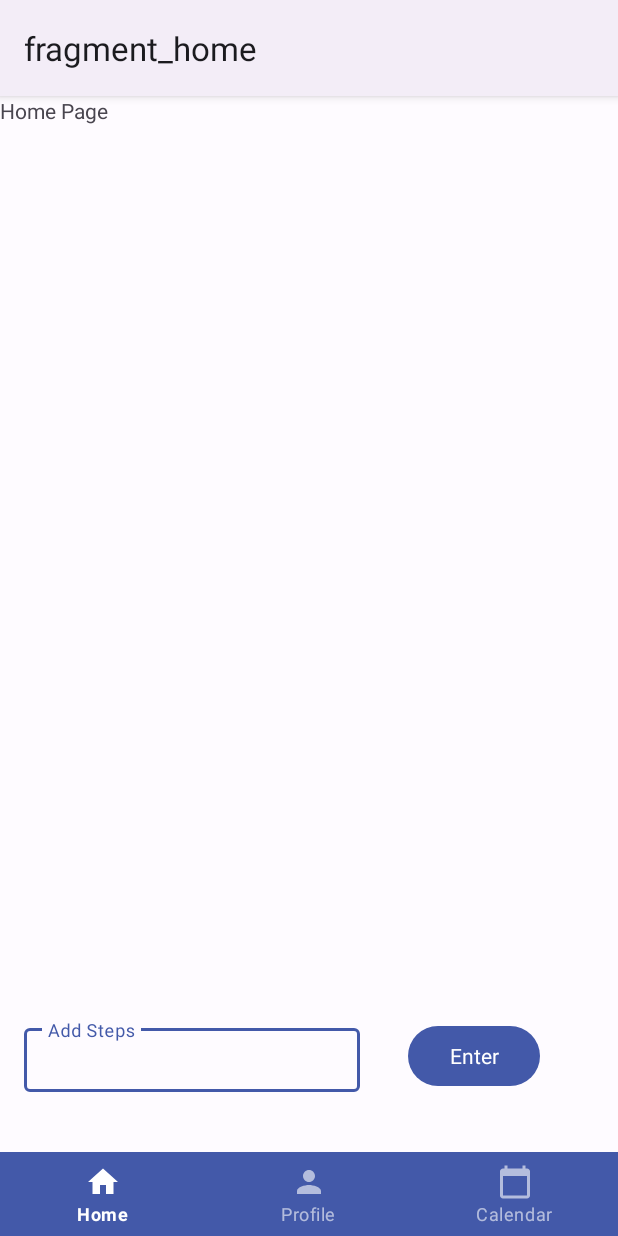
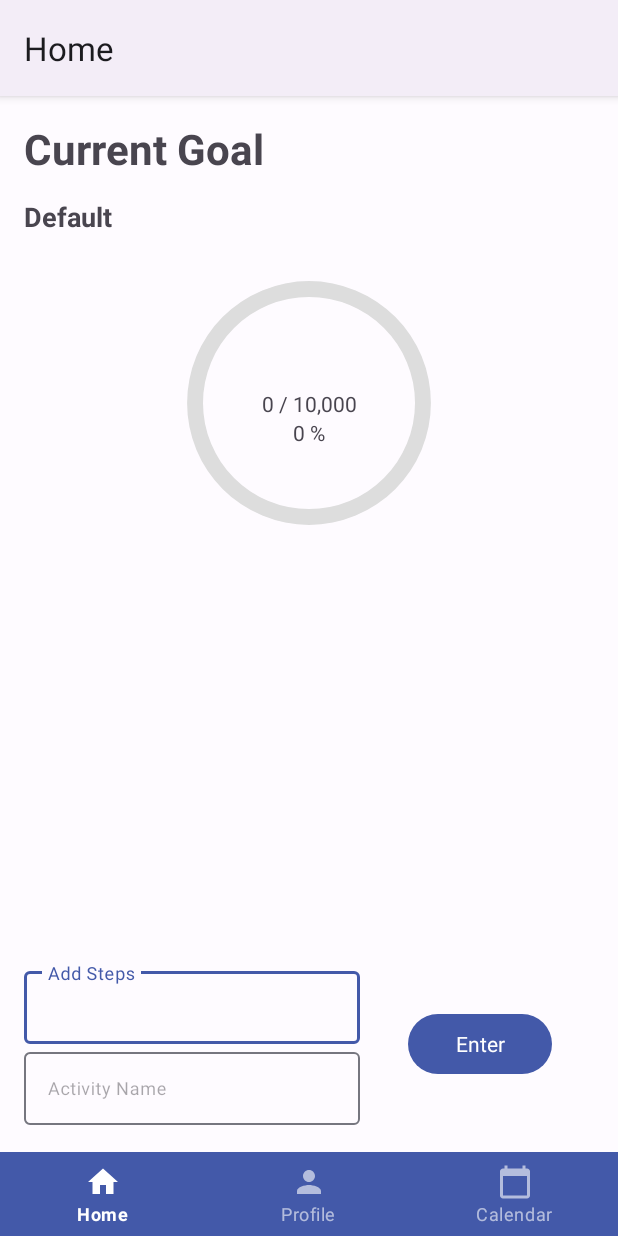
Before and after one commit to Blair-Mckenzie/AGSR, an Android app: the screen it shows after launch (MainActivity), on a phone screen of 412 x 824 dp. Run offline under Robolectric (Android 15) with nearby library versions, the phone set to English and light mode, and no system bars; our stand-ins replace navigation-ui.

Commit message:
Mostly finished Home screen, still need delete functionality

```diff
--- a/app/src/main/AndroidManifest.xml
+++ b/app/src/main/AndroidManifest.xml
@@ -11,7 +11,9 @@
         android:theme="@style/AGSRTheme">
         <activity
             android:name=".MainActivity"
-            android:exported="true">
+            android:exported="true"
+            android:windowSoftInputMode="adjustPan">
+
             <intent-filter>
                 <action android:name="android.intent.action.MAIN" />
 
--- a/app/src/main/java/com/example/agsr/MainActivity.java
+++ b/app/src/main/java/com/example/agsr/MainActivity.java
@@ -1,5 +1,8 @@
 package com.example.agsr;
 
+import android.app.ActionBar;
+import android.graphics.Color;
+import android.graphics.drawable.ColorDrawable;
 import android.os.Bundle;
 
 import androidx.appcompat.app.AppCompatActivity;
@@ -25,5 +28,6 @@ public class MainActivity extends AppCompatActivity {
                 new AppBarConfiguration.Builder(R.id.fragment_home, R.id.fragment_targets, R.id.fragment_calendar).build();
         NavigationUI.setupActionBarWithNavController(this,navController,appBarConfiguration);
         NavigationUI.setupWithNavController(bottomNav, navController);
+
     }
 }
--- /dev/null
+++ b/app/src/main/java/com/example/agsr/WalkingActivity.java
@@ -0,0 +1,73 @@
+package com.example.agsr;
+
+import android.content.Context;
+import android.view.LayoutInflater;
+import android.view.View;
+import android.view.ViewGroup;
+import android.widget.Button;
+import android.widget.TextView;
+
+import androidx.recyclerview.widget.RecyclerView;
+
+import java.util.ArrayList;
+import java.util.List;
+
+public class WalkingActivity extends RecyclerView.Adapter<WalkingActivity.ViewHolder> {
+
+    private ArrayList<Walks> mData;
+    private LayoutInflater mInflater;
+
+    // data is passed into the constructor
+    WalkingActivity(Context context, ArrayList<Walks> data) {
+        this.mInflater = LayoutInflater.from(context);
+        this.mData = data;
+    }
+
+    // inflates the row layout from xml when needed
+    @Override
+    public ViewHolder onCreateViewHolder(ViewGroup parent, int viewType) {
+        View view = mInflater.inflate(R.layout.walking_activity, parent, false);
+        return new ViewHolder(view);
+    }
+
+    // binds the data to the TextView in each row
+    @Override
+    public void onBindViewHolder(ViewHolder holder, int position) {
+        Walks walk = mData.get(position);
+        holder.title.setText(walk.getTitle());
+        holder.numSteps.setText(String.valueOf(walk.getNumSteps()));
+    }
+
+    // total number of rows
+    @Override
+    public int getItemCount() {
+        return mData.size();
+    }
+
+    // stores and recycles views as they are scrolled off screen
+    public class ViewHolder extends RecyclerView.ViewHolder {
+        TextView title;
+        TextView numSteps;
+        Button deleteButton;
+
+        ViewHolder(View itemView) {
+            super(itemView);
+            title = itemView.findViewById(R.id.activity_name);
+            numSteps = itemView.findViewById(R.id.num_steps);
+            deleteButton = itemView.findViewById(R.id.delete_button);
+
+            deleteButton.setOnClickListener(new View.OnClickListener() {
+                @Override
+                public void onClick(View view) {
+
+                }
+            });
+        }
+    }
+
+
+    // parent activity will implement this method to respond to click events
+    public interface ItemClickListener {
+        void onItemClick(View view, int position);
+    }
+}
--- a/app/src/main/java/com/example/agsr/fragment_home.java
+++ b/app/src/main/java/com/example/agsr/fragment_home.java
@@ -3,10 +3,23 @@ package com.example.agsr;
 import android.os.Bundle;
 
 import androidx.fragment.app.Fragment;
+import androidx.recyclerview.widget.DividerItemDecoration;
+import androidx.recyclerview.widget.LinearLayoutManager;
+import androidx.recyclerview.widget.RecyclerView;
 
 import android.view.LayoutInflater;
 import android.view.View;
 import android.view.ViewGroup;
+import android.widget.EditText;
+import android.widget.ProgressBar;
+import android.widget.TextView;
+import android.widget.Toast;
+
+import com.google.android.material.button.MaterialButton;
+import com.google.android.material.textfield.TextInputLayout;
+
+import java.text.MessageFormat;
+import java.util.ArrayList;
 
 /**
  * A simple {@link Fragment} subclass.
@@ -17,11 +30,14 @@ public class fragment_home extends Fragment {
 
     // TODO: Rename parameter arguments, choose names that match
     // the fragment initialization parameters, e.g. ARG_ITEM_NUMBER
-    private static final String ARG_PARAM1 = "param1";
+
     private static final String ARG_PARAM2 = "param2";
 
     // TODO: Rename and change types of parameters
-    private String mParam1;
+    WalkingActivity adapter;
+    private int prog = 0;
+    private int goal = 10000;
+//    private MessageFormat stepsTemplate;
     private String mParam2;
 
     public fragment_home() {
@@ -32,33 +48,74 @@ public class fragment_home extends Fragment {
      * Use this factory method to create a new instance of
      * this fragment using the provided parameters.
      *
-     * @param param1 Parameter 1.
-     * @param param2 Parameter 2.
+
      * @return A new instance of fragment fragment_home.
      */
     // TODO: Rename and change types and number of parameters
-    public static fragment_home newInstance(String param1, String param2) {
+    public static fragment_home newInstance(int prog, int goal) {
         fragment_home fragment = new fragment_home();
         Bundle args = new Bundle();
-        args.putString(ARG_PARAM1, param1);
-        args.putString(ARG_PARAM2, param2);
-        fragment.setArguments(args);
         return fragment;
     }
 
     @Override
     public void onCreate(Bundle savedInstanceState) {
         super.onCreate(savedInstanceState);
-        if (getArguments() != null) {
-            mParam1 = getArguments().getString(ARG_PARAM1);
-            mParam2 = getArguments().getString(ARG_PARAM2);
-        }
     }
 
     @Override
     public View onCreateView(LayoutInflater inflater, ViewGroup container,
                              Bundle savedInstanceState) {
         // Inflate the layout for this fragment
-        return inflater.inflate(R.layout.fragment_home, container, false);
+        View view = inflater.inflate(R.layout.fragment_home, container, false);
+
+        ArrayList<Walks> walks = new ArrayList<>();
+        RecyclerView recyclerView = view.findViewById(R.id.walking_list);
+        LinearLayoutManager layoutManager = new LinearLayoutManager(this.getContext());
+        recyclerView.setLayoutManager(layoutManager);
+        DividerItemDecoration dividerItemDecoration = new DividerItemDecoration(recyclerView.getContext(),
+                layoutManager.getOrientation());
+        recyclerView.addItemDecoration(dividerItemDecoration);
+        adapter = new WalkingActivity(this.getContext(), walks);
+        recyclerView.setAdapter(adapter);
+
+        EditText addStepsTextview = view.findViewById(R.id.steps_input);
+        EditText addActivityName = view.findViewById(R.id.activity_name_input);
+        TextView displayCurrentSteps = view.findViewById(R.id.text_view_steps_progress);
+        TextView displayPercentage = view.findViewById(R.id.text_view_progress_percentage);
+        MaterialButton addStepsButton = view.findViewById(R.id.add_steps_button);
+        ProgressBar progressBar = view.findViewById(R.id.progress_bar);
+
+        displayCurrentSteps.setText(MessageFormat.format("{0} / {1}",String.valueOf(prog), goal ));
+        double progress = ((double) prog / (double)goal) * 100;
+        displayPercentage.setText(MessageFormat.format("{0} %",String.valueOf(Math.round(progress))));
+
+        addStepsButton.setOnClickListener(new View.OnClickListener() {
+            @Override
+            public void onClick(View view) {
+                if(isEmptyInput(addStepsTextview) && isEmptyInput(addActivityName)){
+                    addStepsTextview.setError("Required");
+                    addActivityName.setError("Required");
+                } else if(isEmptyInput(addStepsTextview)){
+                    addStepsTextview.setError("Required");
+                }else if(isEmptyInput(addActivityName)){
+                    addActivityName.setError("Required");
+                } else {
+                    prog += Integer.parseInt((addStepsTextview.getText().toString()));
+                    displayCurrentSteps.setText(MessageFormat.format("{0} / {1}",String.valueOf(prog), goal ));
+                    double progress = ((double) prog / (double)goal) * 100;
+                    progressBar.setProgress((int)progress);
+                    displayPercentage.setText(MessageFormat.format("{0} %",String.valueOf(Math.round(progress))));
+                    walks.add(0,new Walks(addActivityName.getText().toString(),Integer.parseInt(addStepsTextview.getText().toString())));
+                    adapter.notifyItemInserted(0);
+                }
+            }
+        });
+        return view;
     }
+
+    private boolean isEmptyInput (EditText editText){
+        return editText.getText().toString().length() == 0;
+    }
+
 }
--- /dev/null
+++ b/app/src/main/res/drawable/progress_bar.xml
@@ -0,0 +1,23 @@
+<?xml version="1.0" encoding="utf-8"?>
+<layer-list xmlns:android="http://schemas.android.com/apk/res/android">
+    <item>
+        <shape
+            android:shape="ring"
+            android:thicknessRatio="20"
+            android:useLevel="false">
+            <solid android:color="#DDD" />
+        </shape>
+    </item>
+    <item>
+        <rotate
+            android:fromDegrees="270"
+            android:toDegrees="270">
+            <shape
+                android:shape="ring"
+                android:thicknessRatio="16"
+                android:useLevel="true">
+                <solid android:color="@color/md_theme_light_onPrimaryContainer" />
+            </shape>
+        </rotate>
+    </item>
+</layer-list>
--- a/app/src/main/res/layout/fragment_home.xml
+++ b/app/src/main/res/layout/fragment_home.xml
@@ -1,42 +1,138 @@
 <?xml version="1.0" encoding="utf-8"?>
-<RelativeLayout xmlns:android="http://schemas.android.com/apk/res/android"
+<androidx.constraintlayout.widget.ConstraintLayout xmlns:android="http://schemas.android.com/apk/res/android"
+    xmlns:app="http://schemas.android.com/apk/res-auto"
     xmlns:tools="http://schemas.android.com/tools"
     android:layout_width="match_parent"
     android:layout_height="match_parent"
     tools:context=".fragment_home">
 
     <LinearLayout
+        android:id="@+id/linearLayout"
         android:layout_width="match_parent"
-        android:layout_height="48dp"
-        android:layout_alignParentBottom="true"
+        android:layout_height="108dp"
         android:layout_marginHorizontal="16dp"
-        android:layout_marginBottom="96dp">
-        <com.google.android.material.textfield.TextInputLayout
-            style="@style/AGSRTheme"
+        android:layout_marginBottom="74dp"
+        android:orientation="horizontal"
+        app:layout_constraintBottom_toBottomOf="parent"
+        tools:layout_editor_absoluteX="38dp">
+
+        <LinearLayout
             android:layout_width="224dp"
             android:layout_height="wrap_content"
-            android:hint="@string/steps_input">
+            android:orientation="vertical">
 
-            <com.google.android.material.textfield.TextInputEditText
+            <com.google.android.material.textfield.TextInputLayout
+                style="@style/AGSRTheme"
                 android:layout_width="match_parent"
-                android:layout_height="wrap_content"
-                android:inputType="number"
-                android:maxLines="1" />
-        </com.google.android.material.textfield.TextInputLayout>
+                android:layout_height="54dp"
+                android:hint="@string/steps_input">
+
+                <com.google.android.material.textfield.TextInputEditText
+                    android:id="@+id/steps_input"
+                    android:layout_width="match_parent"
+                    android:layout_height="wrap_content"
+                    android:inputType="number"
+                    android:maxLines="1"
+                    android:textSize="12sp" />
+            </com.google.android.material.textfield.TextInputLayout>
+
+            <com.google.android.material.textfield.TextInputLayout
+                style="@style/AGSRTheme"
+                android:layout_width="match_parent"
+                android:layout_height="54dp"
+                android:hint="@string/title_input">
+
+                <com.google.android.material.textfield.TextInputEditText
+                    android:id="@+id/activity_name_input"
+                    android:layout_width="match_parent"
+                    android:layout_height="wrap_content"
+                    android:inputType="text"
+                    android:maxLines="1"
+                    android:textSize="12sp" />
+            </com.google.android.material.textfield.TextInputLayout>
+        </LinearLayout>
 
         <com.google.android.material.button.MaterialButton
-            android:id="@+id/next_button"
+            android:id="@+id/add_steps_button"
             style="@style/AGSRTheme"
-            android:layout_width="wrap_content"
-            android:layout_height="match_parent"
+            android:layout_width="96dp"
+            android:layout_height="48dp"
+            android:layout_gravity="center"
             android:layout_marginHorizontal="32dp"
             android:text="@string/enter_button_text" />
-
     </LinearLayout>
 
     <TextView
-        android:layout_width="match_parent"
-        android:layout_height="match_parent"
-        android:text="@string/home_fragment_title" />
+        android:id="@+id/home_textview"
+        android:layout_width="wrap_content"
+        android:layout_height="wrap_content"
+        android:layout_marginStart="16dp"
+        android:layout_marginTop="16dp"
+        android:text="@string/home_fragment_title"
+        android:textSize="28sp"
+        android:textStyle="bold"
+        app:layout_constraintStart_toStartOf="parent"
+        app:layout_constraintTop_toTopOf="parent">
 
-</RelativeLayout>
+    </TextView>
+
+    <TextView
+        android:id="@+id/current_goal_textview"
+        android:layout_width="wrap_content"
+        android:layout_height="wrap_content"
+        android:layout_marginStart="16dp"
+        android:layout_marginTop="14dp"
+        android:text="@string/target_text"
+        android:textSize="18sp"
+        android:textStyle="bold"
+        app:layout_constraintStart_toStartOf="parent"
+        app:layout_constraintTop_toBottomOf="@+id/home_textview" />
+
+    <ProgressBar
+        android:id="@+id/progress_bar"
+        android:layout_width="212dp"
+        android:layout_height="216dp"
+        android:layout_marginTop="4dp"
+        android:indeterminateOnly="false"
+        android:progressDrawable="@drawable/progress_bar"
+        app:layout_constraintEnd_toEndOf="parent"
+        app:layout_constraintStart_toStartOf="parent"
+        app:layout_constraintTop_toBottomOf="@+id/current_goal_textview"
+        tools:progress="60">
+
+    </ProgressBar>
+
+    <TextView
+        android:id="@+id/text_view_steps_progress"
+        android:layout_width="wrap_content"
+        android:layout_height="wrap_content"
+        app:layout_constraintBottom_toBottomOf="@+id/progress_bar"
+        app:layout_constraintEnd_toEndOf="@+id/progress_bar"
+        app:layout_constraintStart_toStartOf="@+id/progress_bar"
+        app:layout_constraintTop_toTopOf="@+id/progress_bar"
+        tools:text="6000/10000" />
+
+    <TextView
+        android:id="@+id/text_view_progress_percentage"
+        android:layout_width="wrap_content"
+        android:layout_height="wrap_content"
+        app:layout_constraintBottom_toBottomOf="@+id/progress_bar"
+        app:layout_constraintEnd_toEndOf="@+id/progress_bar"
+        app:layout_constraintStart_toStartOf="@+id/progress_bar"
+        app:layout_constraintTop_toBottomOf="@+id/text_view_steps_progress"
+        app:layout_constraintVertical_bias="0.0"
+        tools:text="60%" />
+
+    <androidx.recyclerview.widget.RecyclerView
+        android:id="@+id/walking_list"
+        android:layout_width="377dp"
+        android:layout_height="176dp"
+        android:layout_marginHorizontal="16dp"
+        android:layout_marginBottom="44dp"
+        app:layout_constraintBottom_toTopOf="@+id/linearLayout"
+        app:layout_constraintEnd_toEndOf="@+id/linearLayout"
+        app:layout_constraintStart_toStartOf="@+id/linearLayout"
+        app:layout_constraintTop_toBottomOf="@+id/progress_bar"
+        app:layout_constraintVertical_bias="1.0" />
+
+</androidx.constraintlayout.widget.ConstraintLayout>
--- a/app/src/main/res/navigation/bottom_nav.xml
+++ b/app/src/main/res/navigation/bottom_nav.xml
@@ -8,16 +8,16 @@
     <fragment
         android:id="@+id/fragment_home"
         android:name="com.example.agsr.fragment_home"
-        android:label="fragment_home"
+        android:label="Home"
         tools:layout="@layout/fragment_home" />
     <fragment
         android:id="@+id/fragment_targets"
         android:name="com.example.agsr.fragment_targets"
-        android:label="fragment_targets"
+        android:label="Targets"
         tools:layout="@layout/fragment_targets" />
     <fragment
         android:id="@+id/fragment_calendar"
         android:name="com.example.agsr.fragment_calendar"
-        android:label="fragment_calendar"
+        android:label="Calendar"
         tools:layout="@layout/fragment_calendar" />
 </navigation>
--- a/app/src/main/res/values/strings.xml
+++ b/app/src/main/res/values/strings.xml
@@ -3,9 +3,12 @@
     <string name="bottom_home_nav_text">Home</string>
     <string name="bottom_profile_nav_text">Profile</string>
     <string name="bottom_calendar_nav_text">Calendar</string>
-    <string name="home_fragment_title">Home Page</string>
+    <string name="home_fragment_title">Current Goal</string>
     <string name="profile_fragment_message">Profile</string>
     <string name="calendar_fragment_message">Calendar</string>
     <string name="steps_input">Add Steps</string>
     <string name="enter_button_text">Enter</string>
+    <string name="title_input">Activity Name</string>
+    <string name="target_text">Default</string>
+    <string name="delete_steps">Remove</string>
 </resources>
--- a/app/src/main/res/values/themes.xml
+++ b/app/src/main/res/values/themes.xml
@@ -29,8 +29,9 @@
         <item name="android:actionBarStyle">@style/TopAppBar</item>
     </style>
 
-    <style name="TopAppBar" parent="@style/Widget.AppCompat.ActionBar">
+    <style name="TopAppBar" parent="@style/Widget.AppCompat.Light.ActionBar.Solid">
         <item name="android:background">@color/md_theme_light_primary</item>
     </style>
 
+
 </resources>
```
Also changed, not shown: app/src/main/java/com/example/agsr/Walks.java (added, +19 -0 lines), app/src/main/res/drawable/ic_delete.xml (added, +10 -0 lines), app/src/main/res/layout/walking_activity.xml (added, +39 -0 lines).
